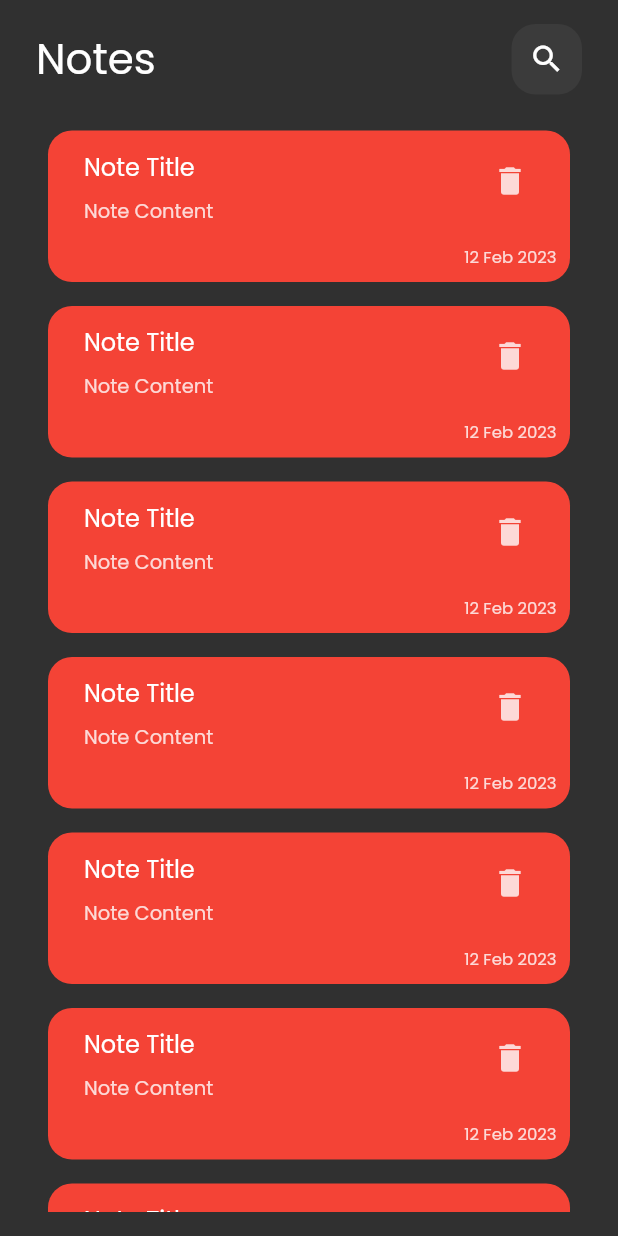
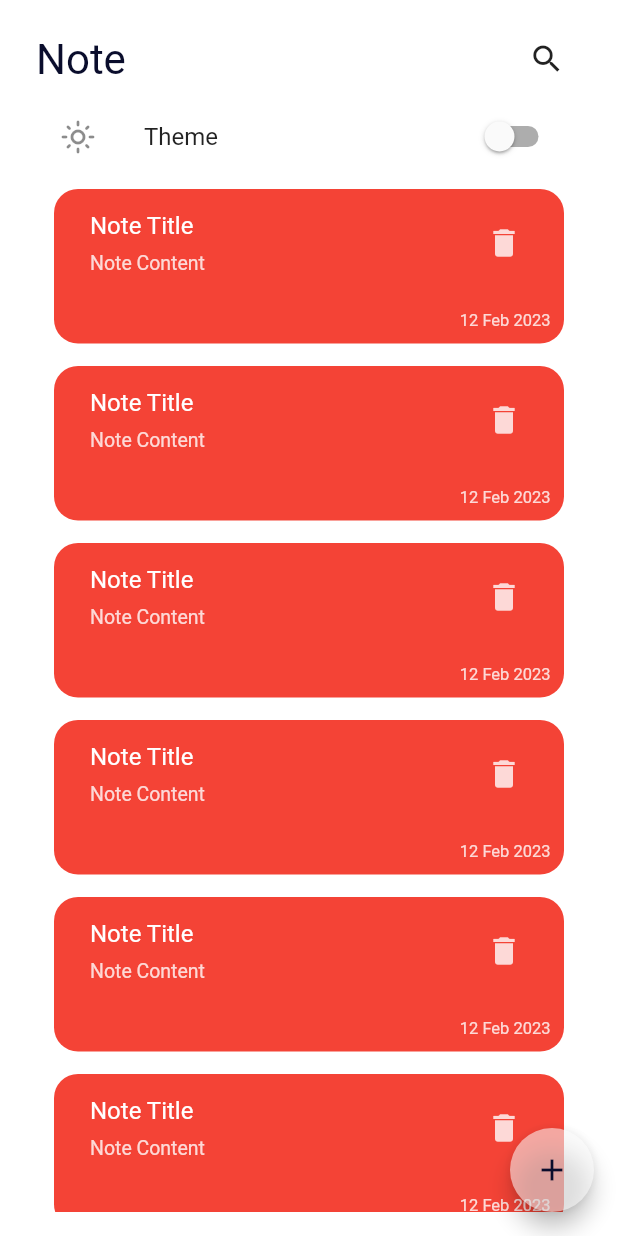
Before and after one commit to Amr8080/MyNotes, a Flutter app: the screen it shows after launch, on a phone screen of 412 x 824 dp. Run offline on Flutter 3.47's test engine with Material 2 defaults, Android fonts, the phone set to English and light mode, and no system bars; our stand-ins replace shared_preferences.

Commit message:
SecondDaysChanges

```diff
--- /dev/null
+++ b/lib/consts/theme_data.dart
@@ -0,0 +1,43 @@
+import 'package:flutter/material.dart';
+
+class Styles {
+  static ThemeData themeData(bool isDarkTheme, BuildContext context) {
+    return ThemeData(
+
+        scaffoldBackgroundColor:
+        //0A1931  // white yellow 0xFFFCF8EC
+        isDarkTheme ? const Color(0xFF00001a) : const Color(0xFFFFFFFF),
+        primaryColor: Colors.blue,
+        colorScheme: ThemeData().colorScheme.copyWith(
+          secondary:
+          isDarkTheme ? const Color(0xFF1a1f3c) : const Color(0xFFE8FDFD),
+          brightness: isDarkTheme ? Brightness.dark : Brightness.light,
+        ),
+
+        cardColor:
+        isDarkTheme ? const Color(0xFF0a0d2c) : const Color(0xFFF2FDFD),
+        canvasColor: isDarkTheme ? Colors.black : Colors.grey[50],
+        buttonTheme: Theme
+            .of(context)
+            .buttonTheme
+            .copyWith(
+            colorScheme: isDarkTheme
+                ? const ColorScheme.dark()
+                : const ColorScheme.light()),
+        textTheme:
+        isDarkTheme ? TextTheme(
+          bodyMedium: TextStyle(color: Color(0xFFF2FDFD)),  bodySmall: TextStyle(color: Color(0xFFF2FDFD)),
+        ) : TextTheme(
+          bodyMedium: TextStyle(color: Color(0xFF0a0d2c)),bodySmall: TextStyle(color: Color(0xFF0a0d2c)),
+
+        ),
+        bottomSheetTheme: isDarkTheme ? BottomSheetThemeData(
+            backgroundColor: Color(0xFF0a0d2c))
+        : BottomSheetThemeData(
+            backgroundColor: Color(0xFFF2FDFD)
+        ),
+
+    hintColor: isDarkTheme ? const Color(0xFF0a0d2c) : const Color(0xFFF2FDFD),
+    );
+  }
+}
--- a/lib/main.dart
+++ b/lib/main.dart
@@ -1,29 +1,60 @@
 import 'package:flutter/material.dart';
+import 'package:flutter/services.dart';
+import 'package:provider/provider.dart';
+import 'package:untitled6/porvider/DarkThemeProvider.dart';
 import 'package:untitled6/views/NotesView.dart';
 
+import 'consts/theme_data.dart';
+
 void main() {
-  runApp(const MyApp());
+
+  WidgetsFlutterBinding.ensureInitialized();
+  SystemChrome.setPreferredOrientations([DeviceOrientation.portraitUp])
+      .then((_) {
+    runApp(new MyApp());
+  });}
+
+class MyApp extends StatefulWidget {
+
+  MyApp({super.key});
+
+
+  @override
+
+  State<MyApp> createState() => _MyAppState();
 }
 
-class MyApp extends StatelessWidget {
-  const MyApp({super.key});
+class _MyAppState extends State<MyApp> {
+  bool isDark = true;
+
+  DarkThemeProvider ThemeProvider  =  DarkThemeProvider();
+  void getTheme() async {
+    ThemeProvider.setDarkTheme = await ThemeProvider.DarkThemePrefs.getTheme();
+  }
+  @override
+  void initState() {
+    getTheme();
+    super.initState();
+  }
   @override
   Widget build(BuildContext context) {
-    return MaterialApp(
-      title: 'MyNotes',
-      theme: ThemeData(
-        fontFamily: 'Poppins',
-        brightness: Brightness.dark,
+    return MultiProvider(
+      providers: [
+        ChangeNotifierProvider(create: (_){
+          return ThemeProvider;
+        })
+      ],
+      child: Consumer<DarkThemeProvider>(
+        builder: (context, ThemeProvider, child) {
+          return MaterialApp(
+            theme: Styles.themeData(ThemeProvider.getDarkTheme, context),
+            debugShowCheckedModeBanner: false,
+            title: 'Flutter Demo',
+            home: NotesView(),
+          );
+
+        },
       ),
-      home: const MyNotes(),
     );
   }
 }
-class MyNotes extends StatelessWidget {
-  const MyNotes({Key? key}) : super(key: key);
-
-  @override
-  Widget build(BuildContext context) {
-    return NotesView();
-  }
-}
--- /dev/null
+++ b/lib/porvider/DarkThemeProvider.dart
@@ -0,0 +1,14 @@
+import 'package:flutter/cupertino.dart';
+
+import '../services/Dark_prefs.dart';
+
+class DarkThemeProvider with ChangeNotifier{
+DarkPrefs DarkThemePrefs = DarkPrefs();
+bool _darkTheme = false;
+bool get getDarkTheme => _darkTheme;
+set setDarkTheme(bool value){
+  _darkTheme = value;
+  DarkThemePrefs.setDarkTheme(value);
+  notifyListeners();
+}
+}
--- /dev/null
+++ b/lib/services/Dark_prefs.dart
@@ -0,0 +1,14 @@
+import 'package:shared_preferences/shared_preferences.dart';
+
+class DarkPrefs{
+  static const THEME_STATUS = "THEME_STATUS";
+
+    setDarkTheme(bool value) async {
+      SharedPreferences prerfs = await SharedPreferences.getInstance();
+      prerfs.setBool(THEME_STATUS, value);
+    }
+    Future<bool> getTheme () async {
+      SharedPreferences pref = await SharedPreferences.getInstance();
+      return pref.getBool(THEME_STATUS) ?? false;
+    }
+    }
--- a/lib/views/NotesView.dart
+++ b/lib/views/NotesView.dart
@@ -1,33 +1,86 @@
 import 'package:flutter/material.dart';
+import 'package:provider/provider.dart';
+import 'package:untitled6/widgets/EditNote.dart';
 import 'package:untitled6/widgets/NotesWidget.dart';
 
+import '../porvider/DarkThemeProvider.dart';
+import '../widgets/AddNote_BottomSheet.dart';
 import '../widgets/AppBar.dart';
 
-class NotesView extends StatelessWidget {
+class NotesView extends StatefulWidget {
   const NotesView({Key? key}) : super(key: key);
 
   @override
+  State<NotesView> createState() => _NotesViewState();
+}
+
+class _NotesViewState extends State<NotesView> {
+  @override
   Widget build(BuildContext context) {
+    final themeState = Provider.of<DarkThemeProvider>(context);
+
     return Scaffold(
+      floatingActionButton: FloatingActionButton(
+        backgroundColor: Colors.white54,
+        onPressed: () {
+          showModalBottomSheet(
+
+             isScrollControlled: true,
+              useRootNavigator: true,
+              context: context,
+              builder: (context){
+            return AddNote();
+              },
+              shape: ContinuousRectangleBorder(
+              borderRadius: BorderRadius.circular(50)
+          )
+          );
+        },
+        child: Icon(Icons.add,color: Color(0xFF0a0d2c),),
+      ),
       body: Padding(
         padding: const EdgeInsets.symmetric(horizontal: 24, vertical: 16),
         child: Column(
-          children:  [
-            const CustomAppBar(),
-            const SizedBox(
-              height: 16,
+          children: [
+
+            const CustomAppBar(
+              title: "Note",
+              icon: Icons.search,
             ),
+
+            Center(
+                child: SwitchListTile(
+                  title: Text('Theme'),
+                  secondary: Icon(themeState.getDarkTheme
+                      ? Icons.dark_mode_outlined
+                      : Icons.light_mode_outlined),
+                  onChanged: (bool value) {
+                    setState(() {
+                      themeState.setDarkTheme = value;
+                    });
+                  },
+                  value: themeState.getDarkTheme,
+                )),
             Expanded(
-              child: ListView.builder(
-                itemCount: 10,
-                itemBuilder:(Context , index){
-                  return Padding(
-                    padding: const EdgeInsets.all(8.0),
-                    child: const NotesWidget(),
-                  );
+              child: GestureDetector(
+                onTap: (){
+                  Navigator.push(context, MaterialPageRoute(builder: (context){
+                    return const EditNoteView();
+                  }));
                 },
+                child: ListView.builder(
+                  padding: EdgeInsets.only(top: 7),
+                  itemCount: 10,
+                  itemBuilder: (Context, index) {
+                    return Padding(
+                      padding: const EdgeInsets.only(
+                          bottom: 15, left: 12, right: 12),
+                      child: const NotesWidget(),
+                    );
+                  },
+                ),
               ),
-            )
+            ),
             //NotesView()
           ],
         ),
--- a/lib/widgets/AppBar.dart
+++ b/lib/widgets/AppBar.dart
@@ -1,21 +1,30 @@
 import 'package:flutter/material.dart';
 
-import 'CustomSearch.dart';
-
 class CustomAppBar extends StatelessWidget {
-  const CustomAppBar({Key? key}) : super(key: key);
-
+  const CustomAppBar({Key? key, required this.title, required this.icon}) : super(key: key);
+final String title;
+final IconData icon;
   @override
   Widget build(BuildContext context) {
     return SafeArea(
       child: Row(
         children: [
           Text(
-            "Notes",
-            style: TextStyle(fontSize: 28, color: Colors.white),
+            title,
+            style: TextStyle(
+              fontSize: 28,
+            ),
           ),
           Spacer(),
-          CustomSearch()
+          Container(
+            height: 47,
+            width: 47,
+            decoration: BoxDecoration(
+              borderRadius: BorderRadius.circular(16),
+              color: Colors.transparent,
+            ),
+            child: Icon(icon),
+          )
         ],
       ),
     );
--- a/lib/widgets/CustomSearch.dart
+++ b/lib/widgets/CustomSearch.dart
@@ -9,7 +9,7 @@ class CustomSearch extends StatelessWidget {
       width: 47,
       decoration: BoxDecoration(
         borderRadius: BorderRadius.circular(16),
-        color: Colors.white.withOpacity(.05),
+        color: Colors.transparent,
       ),
       child: Icon(Icons.search),
     );
--- a/pubspec.yaml
+++ b/pubspec.yaml
@@ -35,6 +35,8 @@ dependencies:
   # The following adds the Cupertino Icons font to your application.
   # Use with the CupertinoIcons class for iOS style icons.
   cupertino_icons: ^1.0.2
+  provider: ^6.0.5
+  shared_preferences: ^2.0.17
 
 dev_dependencies:
   flutter_test:
```
Also changed, not shown: lib/widgets/AddNote_BottomSheet.dart (added, +26 -0 lines), lib/widgets/CustomTextField.dart (added, +54 -0 lines), lib/widgets/EditNote.dart (added, +39 -0 lines), pubspec.lock.
